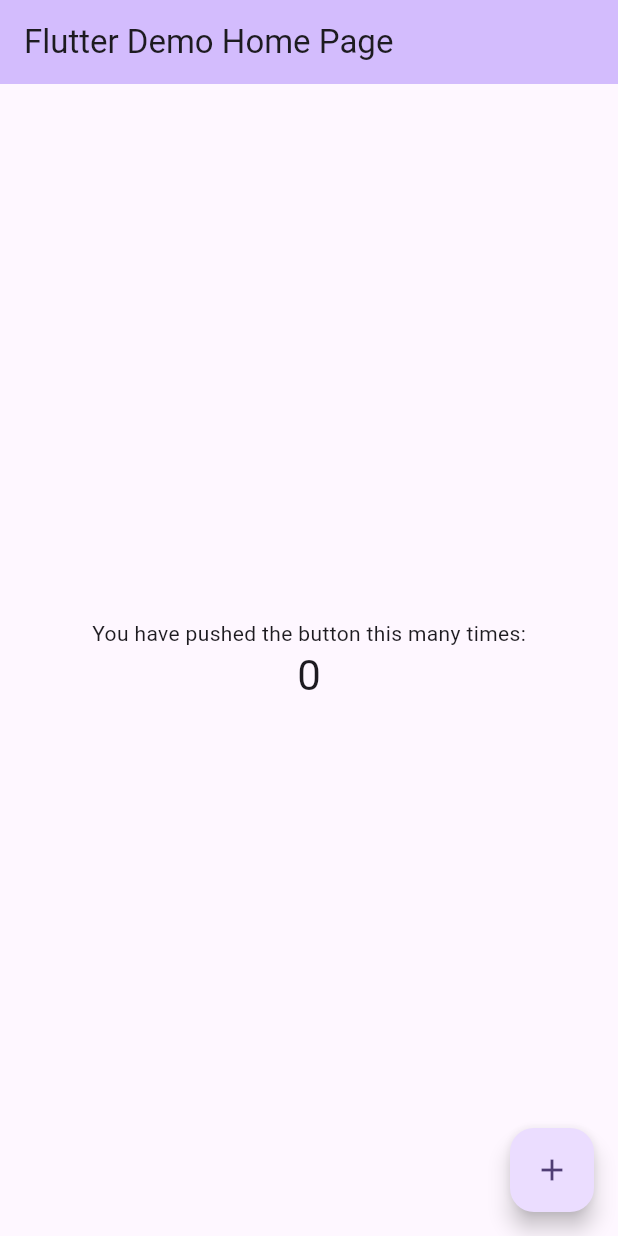
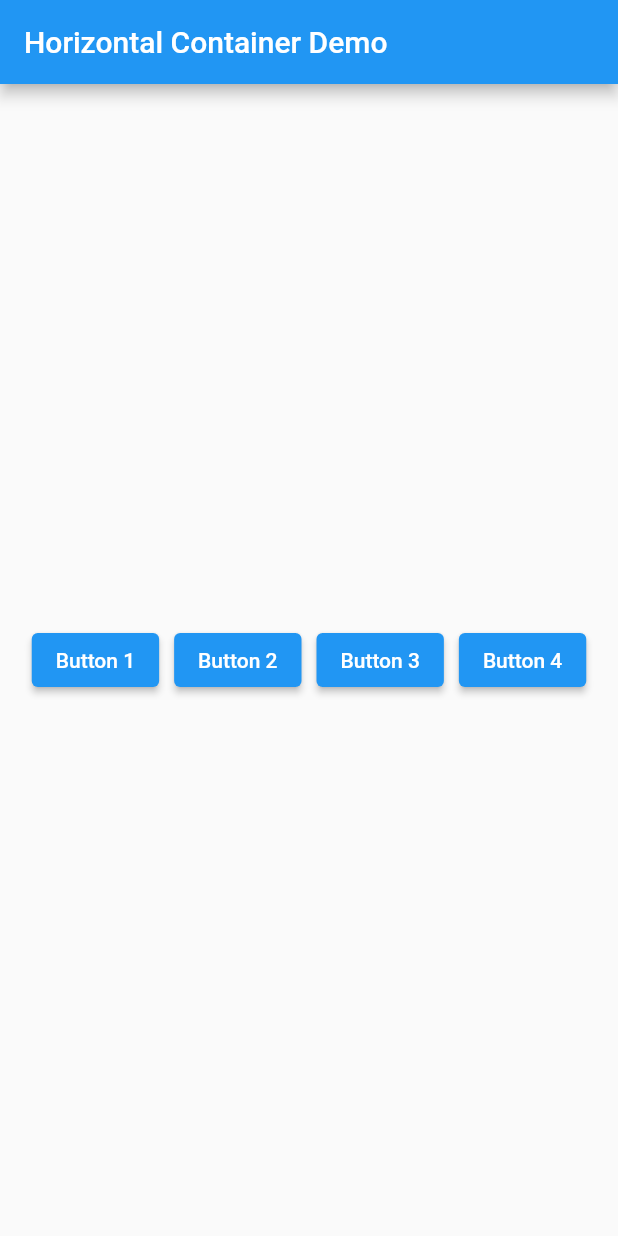
Before and after one commit to Dms110201/4312111033_DimasRizkyFeriyanto, a Flutter app: the screen it shows after launch, on a phone screen of 412 x 824 dp. Run offline on Flutter 3.47's test engine with Material 2 defaults, Android fonts, the phone set to English and light mode, and no system bars.

Commit message:
Update Horizontal Container

```diff
--- a/lib/main.dart
+++ b/lib/main.dart
@@ -7,119 +7,50 @@ void main() {
 class MyApp extends StatelessWidget {
   const MyApp({super.key});
 
-  // This widget is the root of your application.
   @override
   Widget build(BuildContext context) {
-    return MaterialApp(
-      title: 'Flutter Demo',
-      theme: ThemeData(
-        // This is the theme of your application.
-        //
-        // TRY THIS: Try running your application with "flutter run". You'll see
-        // the application has a blue toolbar. Then, without quitting the app,
-        // try changing the seedColor in the colorScheme below to Colors.green
-        // and then invoke "hot reload" (save your changes or press the "hot
-        // reload" button in a Flutter-supported IDE, or press "r" if you used
-        // the command line to start the app).
-        //
-        // Notice that the counter didn't reset back to zero; the application
-        // state is not lost during the reload. To reset the state, use hot
-        // restart instead.
-        //
-        // This works for code too, not just values: Most code changes can be
-        // tested with just a hot reload.
-        colorScheme: ColorScheme.fromSeed(seedColor: Colors.deepPurple),
-        useMaterial3: true,
-      ),
-      home: const MyHomePage(title: 'Flutter Demo Home Page'),
+    return const MaterialApp(
+      title: 'Horizontal Container Demo',
+      home: MyHomePage(),
     );
   }
 }
 
-class MyHomePage extends StatefulWidget {
-  const MyHomePage({super.key, required this.title});
-
-  // This widget is the home page of your application. It is stateful, meaning
-  // that it has a State object (defined below) that contains fields that affect
-  // how it looks.
-
-  // This class is the configuration for the state. It holds the values (in this
-  // case the title) provided by the parent (in this case the App widget) and
-  // used by the build method of the State. Fields in a Widget subclass are
-  // always marked "final".
-
-  final String title;
-
-  @override
-  State<MyHomePage> createState() => _MyHomePageState();
-}
-
-class _MyHomePageState extends State<MyHomePage> {
-  int _counter = 0;
-
-  void _incrementCounter() {
-    setState(() {
-      // This call to setState tells the Flutter framework that something has
-      // changed in this State, which causes it to rerun the build method below
-      // so that the display can reflect the updated values. If we changed
-      // _counter without calling setState(), then the build method would not be
-      // called again, and so nothing would appear to happen.
-      _counter++;
-    });
-  }
+class MyHomePage extends StatelessWidget {
+  const MyHomePage({super.key});
 
   @override
   Widget build(BuildContext context) {
-    // This method is rerun every time setState is called, for instance as done
-    // by the _incrementCounter method above.
-    //
-    // The Flutter framework has been optimized to make rerunning build methods
-    // fast, so that you can just rebuild anything that needs updating rather
-    // than having to individually change instances of widgets.
     return Scaffold(
       appBar: AppBar(
-        // TRY THIS: Try changing the color here to a specific color (to
-        // Colors.amber, perhaps?) and trigger a hot reload to see the AppBar
-        // change color while the other colors stay the same.
-        backgroundColor: Theme.of(context).colorScheme.inversePrimary,
-        // Here we take the value from the MyHomePage object that was created by
-        // the App.build method, and use it to set our appbar title.
-        title: Text(widget.title),
+        title: const Text('Horizontal Container Demo'),
       ),
       body: Center(
-        // Center is a layout widget. It takes a single child and positions it
-        // in the middle of the parent.
-        child: Column(
-          // Column is also a layout widget. It takes a list of children and
-          // arranges them vertically. By default, it sizes itself to fit its
-          // children horizontally, and tries to be as tall as its parent.
-          //
-          // Column has various properties to control how it sizes itself and
-          // how it positions its children. Here we use mainAxisAlignment to
-          // center the children vertically; the main axis here is the vertical
-          // axis because Columns are vertical (the cross axis would be
-          // horizontal).
-          //
-          // TRY THIS: Invoke "debug painting" (choose the "Toggle Debug Paint"
-          // action in the IDE, or press "p" in the console), to see the
-          // wireframe for each widget.
+        child: Row(
           mainAxisAlignment: MainAxisAlignment.center,
           children: <Widget>[
-            const Text(
-              'You have pushed the button this many times:',
+            ElevatedButton(
+              onPressed: () {},
+              child: const Text('Button 1'),
             ),
-            Text(
-              '$_counter',
-              style: Theme.of(context).textTheme.headlineMedium,
+            const SizedBox(width: 10),
+            ElevatedButton(
+              onPressed: () {},
+              child: const Text('Button 2'),
+            ),
+            const SizedBox(width: 10),
+            ElevatedButton(
+              onPressed: () {},
+              child: const Text('Button 3'),
+            ),
+            const SizedBox(width: 10),
+            ElevatedButton(
+              onPressed: () {},
+              child: const Text('Button 4'),
             ),
           ],
         ),
       ),
-      floatingActionButton: FloatingActionButton(
-        onPressed: _incrementCounter,
-        tooltip: 'Increment',
-        child: const Icon(Icons.add),
-      ), // This trailing comma makes auto-formatting nicer for build methods.
     );
   }
 }
```
